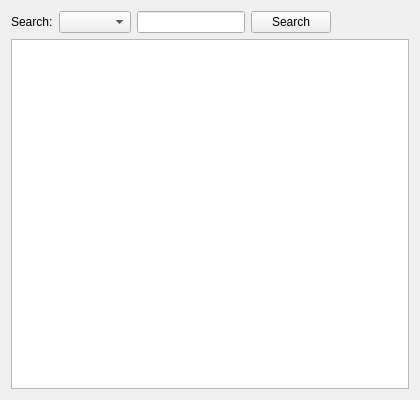
Old version of the form src/dictionarywidget.ui in the repository jablonkai/QDictionary.
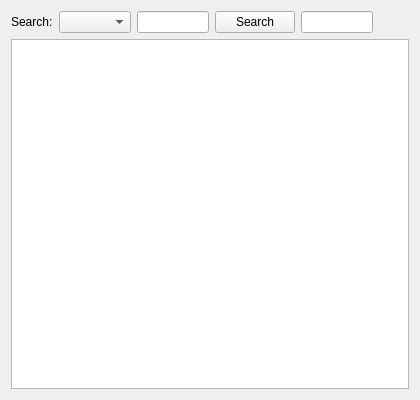
New version of the form. Custom widgets are drawn as their Qt base class.

Diff of the .ui file:
```diff
--- a/src/dictionarywidget.ui
+++ b/src/dictionarywidget.ui
@@ -39,6 +39,9 @@
        </property>
       </widget>
      </item>
+     <item>
+      <widget class="SearchLine" name="lineEdit_2" />
+     </item>
      <item>
       <spacer>
        <property name="orientation" >
@@ -78,6 +81,11 @@
    <extends>QLineEdit</extends>
    <header>lineedit.h</header>
   </customwidget>
+  <customwidget>
+   <class>SearchLine</class>
+   <extends>QLineEdit</extends>
+   <header>searchline.h</header>
+  </customwidget>
  </customwidgets>
  <resources>
   <include location="../resources/dictionarywidget.qrc" />
```
Left out of the diff: 2 changed lines with no effect on the pictures.
